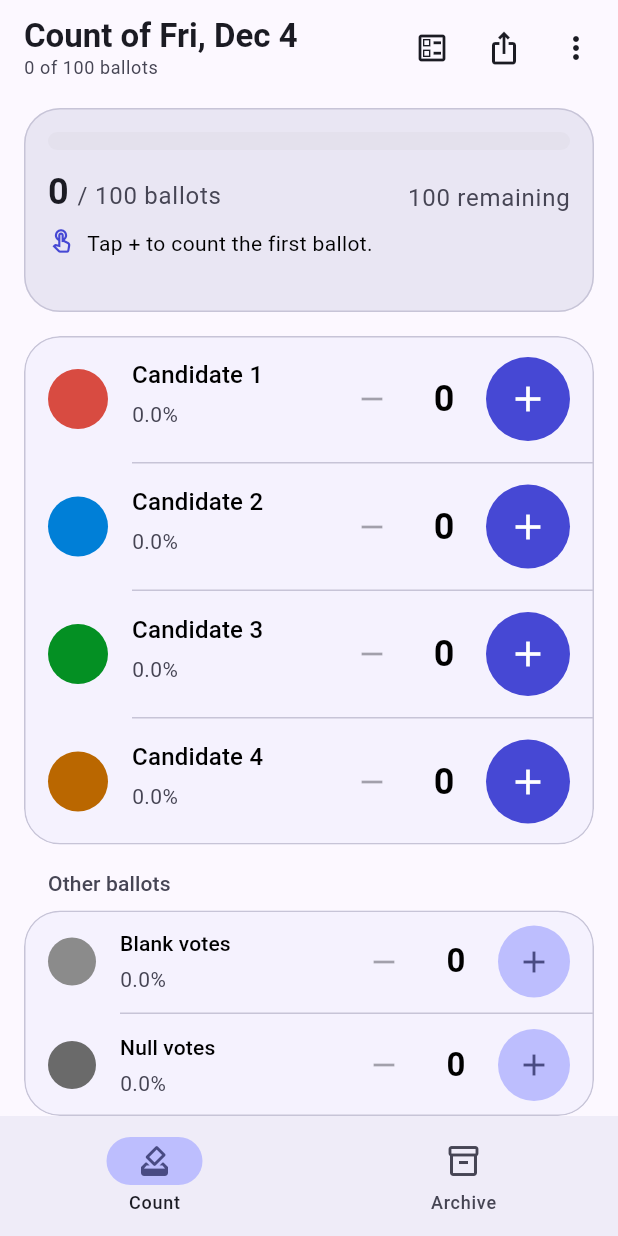
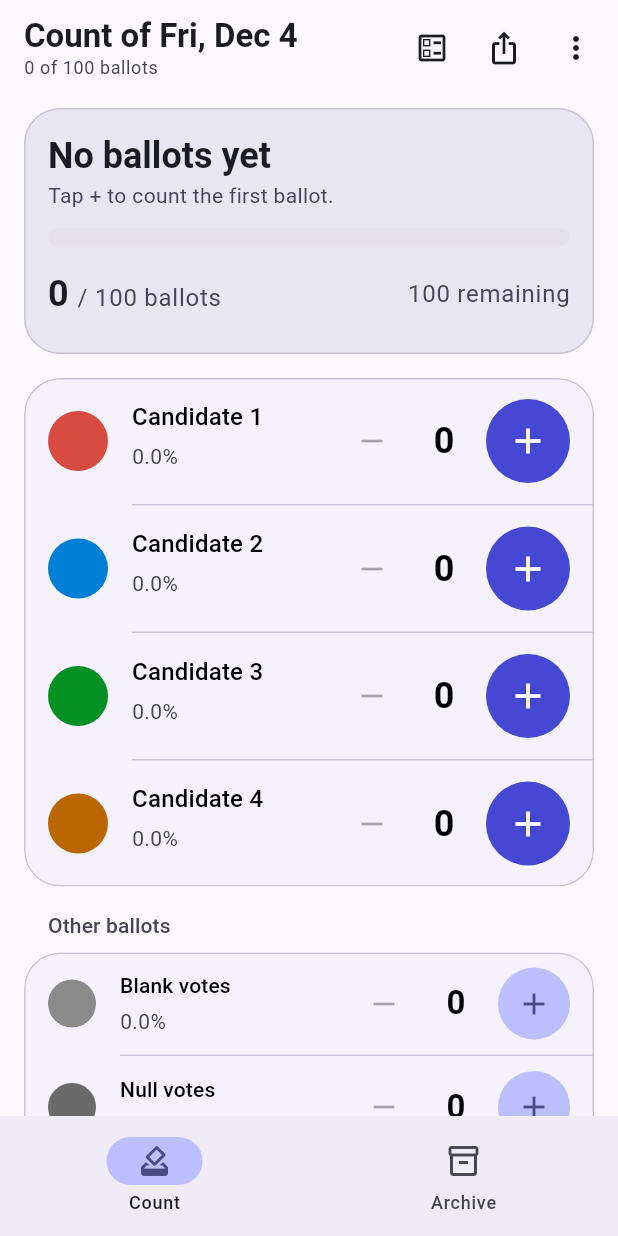
Before and after one commit to vantaggi/voto_tracker, a Flutter app: the screen it shows after launch, on a phone screen of 412 x 824 dp. Run offline on Flutter 3.47's test engine with Material 3 defaults, Android fonts, the phone set to English and light mode, and no system bars; drawn by our look-alikes of dynamic_color; our stand-ins replace cupertino_ui, file_picker, fl_chart, material_ui, pdf, printing and 4 more; statements that could not run were skipped.

```diff
--- a/lib/l10n/app_en.arb
+++ b/lib/l10n/app_en.arb
@@ -16,7 +16,7 @@
   "exportJsonSubtitle": "All the data",
   "exportError": "Export failed",
 
-  "votesToWin": "{count} votes left to win",
+  "votesToWin": "{count, plural, =1{1 vote left to win} other{{count} votes left to win}}",
   "@votesToWin": {
     "placeholders": {
       "count": { "type": "int" }
@@ -132,7 +132,7 @@
   "summaryLeadingTie": "Tie for the lead",
   "summaryEmptyTitle": "No ballots yet",
   "summaryEmptyHint": "Tap + to count the first ballot.",
-  "shareResults": "Share results",
+  "shareResults": "Share",
   "otherBallots": "Other ballots",
   "candidateRowSemantics": "{name}: {votes} votes, {percent}",
   "@candidateRowSemantics": {"placeholders": {"name": {"type": "String"}, "votes": {"type": "int"}, "percent": {"type": "String"}}},
--- a/lib/l10n/app_it.arb
+++ b/lib/l10n/app_it.arb
@@ -16,7 +16,7 @@
   "exportJsonSubtitle": "Tutti i dati",
   "exportError": "Errore durante l'esportazione",
 
-  "votesToWin": "Mancano {count} voti per la vittoria",
+  "votesToWin": "{count, plural, =1{Manca 1 voto per la vittoria} other{Mancano {count} voti per la vittoria}}",
   "@votesToWin": {
     "placeholders": {
       "count": { "type": "int" }
@@ -132,7 +132,7 @@
   "summaryLeadingTie": "Pareggio in testa",
   "summaryEmptyTitle": "Nessuna scheda ancora",
   "summaryEmptyHint": "Tocca + per contare la prima scheda.",
-  "shareResults": "Condividi i risultati",
+  "shareResults": "Condividi",
   "otherBallots": "Altre schede",
   "candidateRowSemantics": "{name}: {votes} voti, {percent}",
   "@candidateRowSemantics": {"placeholders": {"name": {"type": "String"}, "votes": {"type": "int"}, "percent": {"type": "String"}}},
--- a/lib/l10n/app_localizations.dart
+++ b/lib/l10n/app_localizations.dart
@@ -179,7 +179,7 @@ abstract class AppLocalizations {
   /// No description provided for @votesToWin.
   ///
   /// In en, this message translates to:
-  /// **'{count} votes left to win'**
+  /// **'{count, plural, =1{1 vote left to win} other{{count} votes left to win}}'**
   String votesToWin(int count);
 
   /// No description provided for @winnerElected.
@@ -688,7 +688,7 @@ abstract class AppLocalizations {
   /// No description provided for @shareResults.
   ///
   /// In en, this message translates to:
-  /// **'Share results'**
+  /// **'Share'**
   String get shareResults;
 
   /// No description provided for @otherBallots.
--- a/lib/l10n/app_localizations_en.dart
+++ b/lib/l10n/app_localizations_en.dart
@@ -50,7 +50,13 @@ class AppLocalizationsEn extends AppLocalizations {
 
   @override
   String votesToWin(int count) {
-    return '$count votes left to win';
+    String _temp0 = intl.Intl.pluralLogic(
+      count,
+      locale: localeName,
+      other: '$count votes left to win',
+      one: '1 vote left to win',
+    );
+    return '$_temp0';
   }
 
   @override
@@ -351,7 +357,7 @@ class AppLocalizationsEn extends AppLocalizations {
   String get summaryEmptyHint => 'Tap + to count the first ballot.';
 
   @override
-  String get shareResults => 'Share results';
+  String get shareResults => 'Share';
 
   @override
   String get otherBallots => 'Other ballots';
--- a/lib/l10n/app_localizations_it.dart
+++ b/lib/l10n/app_localizations_it.dart
@@ -50,7 +50,13 @@ class AppLocalizationsIt extends AppLocalizations {
 
   @override
   String votesToWin(int count) {
-    return 'Mancano $count voti per la vittoria';
+    String _temp0 = intl.Intl.pluralLogic(
+      count,
+      locale: localeName,
+      other: 'Mancano $count voti per la vittoria',
+      one: 'Manca 1 voto per la vittoria',
+    );
+    return '$_temp0';
   }
 
   @override
@@ -353,7 +359,7 @@ class AppLocalizationsIt extends AppLocalizations {
   String get summaryEmptyHint => 'Tocca + per contare la prima scheda.';
 
   @override
-  String get shareResults => 'Condividi i risultati';
+  String get shareResults => 'Condividi';
 
   @override
   String get otherBallots => 'Altre schede';
--- a/lib/utils/app_constants.dart
+++ b/lib/utils/app_constants.dart
@@ -14,8 +14,10 @@ class AppStrings {
 }
 
 class AppDimensions {
-  /// Icona delle righe "In testa" e "Tocca + per contare" del riepilogo.
-  static const double summaryInfoIcon = 18;
+  /// Altezza minima della riga dei numeri del riepilogo: l'area di tocco del
+  /// pulsante "Condividi", che a scrutinio completo prende il posto delle
+  /// schede rimanenti.
+  static const double summaryNumbersRow = 48;
 
   static const double paddingAll = 16.0;
   static const double paddingIconText = 12.0;
--- a/lib/widgets/candidate_row.dart
+++ b/lib/widgets/candidate_row.dart
@@ -260,18 +260,31 @@ class _NameAndShare extends StatelessWidget {
             overflow: TextOverflow.ellipsis,
           ),
           const SizedBox(height: AppSpacing.xs),
-          Wrap(
-            crossAxisAlignment: WrapCrossAlignment.center,
-            spacing: AppSpacing.s,
+          // Una riga sola: se la tendenza andasse a capo la riga crescerebbe
+          // e i + sotto si sposterebbero durante il voto (FIX-015).
+          Row(
             children: [
-              Text(
-                percent,
-                style: tt.bodyMedium?.copyWith(
-                  color: cs.onSurfaceVariant,
-                  fontFeatures: _tabular,
+              Flexible(
+                child: Text(
+                  percent,
+                  maxLines: 1,
+                  overflow: TextOverflow.ellipsis,
+                  style: tt.bodyMedium?.copyWith(
+                    color: cs.onSurfaceVariant,
+                    fontFeatures: _tabular,
+                  ),
                 ),
               ),
-              if (delta != null) _Trend(delta: delta),
+              if (delta != null) ...[
+                const SizedBox(width: AppSpacing.s),
+                Flexible(
+                  child: FittedBox(
+                    fit: BoxFit.scaleDown,
+                    alignment: AlignmentDirectional.centerStart,
+                    child: _Trend(delta: delta),
+                  ),
+                ),
+              ],
             ],
           ),
           if (!compact) ...[
--- a/lib/widgets/vote_summary_card.dart
+++ b/lib/widgets/vote_summary_card.dart
@@ -9,14 +9,15 @@ import 'package:voto_tracker/widgets/vote_stacked_bar.dart';
 
 const _tabular = [FontFeature.tabularFigures()];
 
-/// Riepilogo in cima alla Home (R2): barra con i colori dei candidati,
-/// schede contate e rimanenti, chi è in testa.
+/// Riepilogo in cima alla Home (R2): chi è in testa (o l'esito), barra con i
+/// colori dei candidati, schede contate e rimanenti.
 ///
 /// Stati: nessuna scheda, in corso, esito (eletto, vittoria matematica,
-/// pareggio, ballottaggio, quorum non raggiunto). Senza schede la card ha la
-/// stessa forma di quella in corso, con "Tocca + per contare" al posto di chi
-/// è in testa: al primo voto l'altezza non cambia e la lista sotto non sale,
-/// così il + resta sotto il dito (FIX-014).
+/// pareggio, ballottaggio, quorum non raggiunto). Tutti hanno la stessa
+/// struttura e la stessa altezza: due righe di testo da una riga ciascuna, la
+/// barra e la riga dei numeri, dove a scrutinio completo "Condividi" prende il
+/// posto delle schede rimanenti. Così la lista sotto non si sposta mai mentre
+/// si vota e il + resta sotto il dito (FIX-014, FIX-015).
 class VoteSummaryCard extends StatelessWidget {
   const VoteSummaryCard({super.key});
 
@@ -51,6 +52,17 @@ class _CountingSummary extends StatelessWidget {
     final secondary = outcome ? onBackground : cs.onSurfaceVariant;
     final completed = provider.remainingVotes <= 0;
 
+    final big = tt.headlineSmall?.copyWith(
+      color: onBackground,
+      fontWeight: FontWeight.bold,
+    );
+    final small = outcome
+        ? tt.labelLarge?.copyWith(color: onBackground, letterSpacing: 1.2)
+        : tt.bodyMedium?.copyWith(color: secondary);
+    final (:headline, :detail) = _texts(context);
+    final headlineText = _OneLine(headline, style: big);
+    final detailText = _OneLine(detail, style: small);
+
     return Card.filled(
       color: background,
       child: Padding(
@@ -60,37 +72,30 @@ class _CountingSummary extends StatelessWidget {
           child: Column(
             crossAxisAlignment: CrossAxisAlignment.start,
             children: [
+              // L'esito ha l'etichetta sopra ("ELETTO" e il nome); durante lo
+              // scrutinio la riga grande è chi è in testa e sotto quanto manca.
               if (outcome) ...[
-                Text(
-                  localizedWinnerLabel(l10n, provider.winnerStatus) ?? '',
-                  style: tt.labelLarge?.copyWith(
-                    color: onBackground,
-                    letterSpacing: 1.2,
+                detailText,
+                headlineText,
+              ] else ...[
+                headlineText,
+                detailText,
+              ],
+              const SizedBox(height: AppSpacing.m),
+              _StackedBar(provider: provider),
+              const SizedBox(height: AppSpacing.s),
+              ConstrainedBox(
+                constraints: const BoxConstraints(
+                  minHeight: AppDimensions.summaryNumbersRow,
                 ),
-                ),
-                Text(
-                  localizedOutcomeHeadline(
-                    l10n,
-                    provider.winnerStatus,
-                    provider.winnerName,
-                  ),
-                  style: tt.headlineMedium?.copyWith(
-                    color: onBackground,
-                    fontWeight: FontWeight.bold,
-                  ),
-                ),
-                const SizedBox(height: AppSpacing.m),
-              ],
-              _StackedBar(provider: provider),
-              const SizedBox(height: AppSpacing.m),
-              SizedBox(
-                width: double.infinity,
-                child: Wrap(
-                  alignment: WrapAlignment.spaceBetween,
-                  crossAxisAlignment: WrapCrossAlignment.end,
-                  spacing: AppSpacing.l,
+                // Una riga sola anche col testo grande: se andasse a capo il
+                // riepilogo cambierebbe altezza a ogni voto.
+                child: LayoutBuilder(
+                  builder: (context, constraints) => Row(
+                    mainAxisAlignment: MainAxisAlignment.spaceBetween,
                     children: [
-                    Text.rich(
+                      Flexible(
+                        child: Text.rich(
                           TextSpan(
                             children: [
                               TextSpan(
@@ -109,32 +114,43 @@ class _CountingSummary extends StatelessWidget {
                               ),
                             ],
                           ),
-                    ),
-                    Text(
-                      completed
-                          ? l10n.summaryCompleted
-                          : l10n.summaryRemaining(provider.remainingVotes),
-                      style: tt.bodyLarge?.copyWith(
-                        color: secondary,
-                        fontFeatures: _tabular,
+                          maxLines: 1,
+                          overflow: TextOverflow.ellipsis,
                         ),
                       ),
-                  ],
+                      const SizedBox(width: AppSpacing.s),
+                      ConstrainedBox(
+                        constraints: BoxConstraints(
+                          maxWidth: constraints.maxWidth * 0.55,
                         ),
-              ),
-              if (!outcome) ..._leader(context),
-              if (completed) ...[
-                const SizedBox(height: AppSpacing.l),
-                FilledButton.icon(
+                        child: completed
+                            ? FilledButton.icon(
                                 style: FilledButton.styleFrom(
                                   backgroundColor: cs.surface,
                                   foregroundColor: cs.primary,
                                 ),
                                 onPressed: () => showExportSheet(context),
                                 icon: const Icon(Icons.ios_share),
-                  label: Text(l10n.shareResults),
+                                label: Text(
+                                  l10n.shareResults,
+                                  maxLines: 1,
+                                  overflow: TextOverflow.ellipsis,
+                                ),
+                              )
+                            : Text(
+                                l10n.summaryRemaining(provider.remainingVotes),
+                                maxLines: 1,
+                                overflow: TextOverflow.ellipsis,
+                                style: tt.bodyLarge?.copyWith(
+                                  color: secondary,
+                                  fontFeatures: _tabular,
+                                ),
+                              ),
                       ),
                     ],
+                  ),
+                ),
+              ),
             ],
           ),
         ),
@@ -142,76 +158,53 @@ class _CountingSummary extends StatelessWidget {
     );
   }
 
-  /// "In testa X" (o "Pareggio in testa") e i voti che mancano alla
-  /// vittoria; senza schede, "Tocca + per contare".
-  List<Widget> _leader(BuildContext context) {
+  /// Riga grande e riga piccola del riepilogo, secondo lo stato.
+  ({String headline, String detail}) _texts(BuildContext context) {
     final l10n = context.l10n;
+    if (provider.hasWinner) {
+      return (
+        headline: localizedOutcomeHeadline(
+          l10n,
+          provider.winnerStatus,
+          provider.winnerName,
+        ),
+        detail: localizedWinnerLabel(l10n, provider.winnerStatus) ?? '',
+      );
+    }
     final leaders = [
       for (final c in provider.candidates)
         if (!c.isTechnical && c.rank == 1 && c.votes > 0) c,
     ];
     if (leaders.isEmpty) {
-      return [
-        const SizedBox(height: AppSpacing.s),
-        _InfoLine(icon: Icons.touch_app_outlined, text: l10n.summaryEmptyHint),
-      ];
+      return (headline: l10n.summaryEmptyTitle, detail: l10n.summaryEmptyHint);
     }
     final toWin = provider.votesUntilMajority;
-    return [
-      const SizedBox(height: AppSpacing.s),
-      _InfoLine(
-        icon: Icons.emoji_events_outlined,
-        text: [
-          leaders.length == 1
+    return (
+      headline: leaders.length == 1
           ? l10n.summaryLeading(leaders.first.name)
           : l10n.summaryLeadingTie,
-          if (toWin != null && toWin > 0) l10n.votesToWin(toWin),
-        ].join(' · '),
-      ),
-    ];
+      detail: toWin != null && toWin > 0 ? l10n.votesToWin(toWin) : '',
+    );
   }
 }
 
-/// Riga con icona del riepilogo. Tiene sempre il posto di due righe di testo:
-/// quando cambia chi è in testa, o al primo voto, l'altezza non cambia e la
-/// lista sotto resta ferma (FIX-014).
-class _InfoLine extends StatelessWidget {
-  const _InfoLine({required this.icon, required this.text});
+/// Testo su una sola riga che occupa sempre la stessa altezza, anche vuoto:
+/// i cambi di testo non cambiano l'altezza del riepilogo.
+class _OneLine extends StatelessWidget {
+  const _OneLine(this.text, {required this.style});
 
-  final IconData icon;
   final String text;
+  final TextStyle? style;
 
   @override
   Widget build(BuildContext context) {
-    final style = Theme.of(context).textTheme.bodyMedium;
-    final cs = Theme.of(context).colorScheme;
-    return Row(
-      crossAxisAlignment: CrossAxisAlignment.start,
-      children: [
-        Icon(icon, size: AppDimensions.summaryInfoIcon, color: cs.primary),
-        const SizedBox(width: AppSpacing.s),
-        Expanded(
-          child: Stack(
-            children: [
-              ExcludeSemantics(
-                child: Visibility(
-                  visible: false,
-                  maintainState: true,
-                  maintainAnimation: true,
-                  maintainSize: true,
-                  child: Text('\n', style: style),
-                ),
-              ),
-              Text(
-                text,
+    return Text(
+      // Uno spazio non separabile tiene l'altezza della riga se il testo è
+      // vuoto.
+      text.isEmpty ? '\u00A0' : text,
       style: style,
-                maxLines: 2,
+      maxLines: 1,
       overflow: TextOverflow.ellipsis,
-              ),
-            ],
-          ),
-        ),
-      ],
     );
   }
 }
```
Also changed, not shown: 8 other files. Lines whose indentation alone changed are shown as unchanged.
